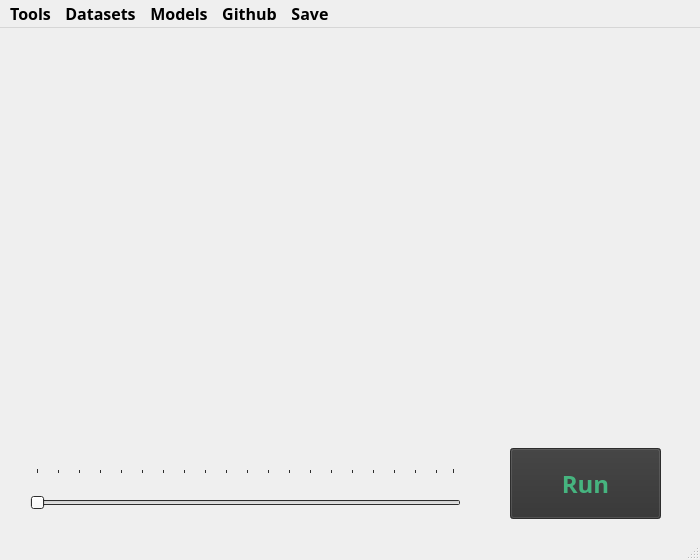
The window that Gui/form.ui (dirtishurt/Ai_For_All) describes before a commit, drawn with Qt 5.
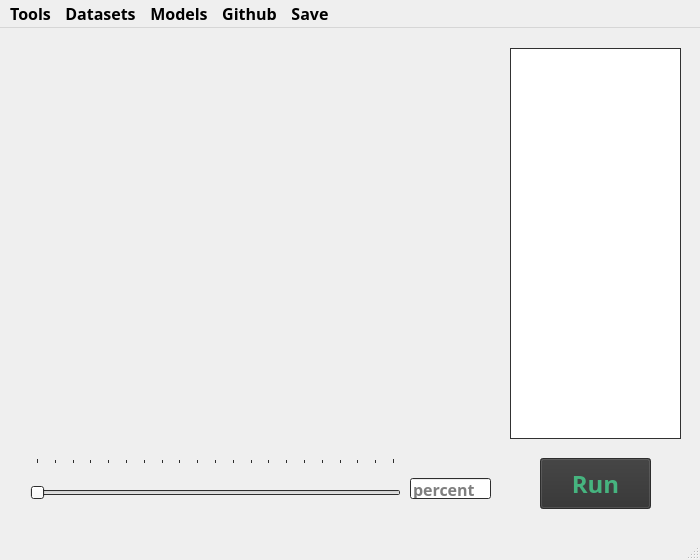
The same window after the commit. Custom widgets are drawn as their Qt base class.

Diff of the .ui file:
```diff
--- a/Gui/form.ui
+++ b/Gui/form.ui
@@ -107,10 +107,10 @@
    <widget class="QPushButton" name="pushButton">
     <property name="geometry">
      <rect>
-      <x>510</x>
-      <y>420</y>
-      <width>151</width>
-      <height>71</height>
+      <x>540</x>
+      <y>430</y>
+      <width>111</width>
+      <height>51</height>
      </rect>
     </property>
     <property name="palette">
@@ -191,6 +191,7 @@
       <family>Segoe UI Semibold</family>
       <pointsize>18</pointsize>
       <bold>true</bold>
+      <underline>false</underline>
       <kerning>true</kerning>
      </font>
     </property>
@@ -202,8 +203,8 @@
     <property name="geometry">
      <rect>
       <x>30</x>
-      <y>440</y>
-      <width>431</width>
+      <y>430</y>
+      <width>371</width>
       <height>61</height>
      </rect>
     </property>
@@ -216,6 +217,9 @@
       <kerning>true</kerning>
      </font>
     </property>
+    <property name="maximum">
+     <number>100</number>
+    </property>
     <property name="orientation">
      <enum>Qt::Orientation::Horizontal</enum>
     </property>
@@ -226,12 +230,38 @@
      <number>5</number>
     </property>
    </widget>
-   <widget class="QWidget" name="camera" native="true">
+   <widget class="QTextBrowser" name="detected_output">
     <property name="geometry">
      <rect>
-      <x>30</x>
-      <y>30</y>
-      <width>501</width>
+      <x>510</x>
+      <y>20</y>
+      <width>171</width>
+      <height>391</height>
+     </rect>
+    </property>
+   </widget>
+   <widget class="QLineEdit" name="lineEdit">
+    <property name="geometry">
+     <rect>
+      <x>410</x>
+      <y>450</y>
+      <width>81</width>
+      <height>21</height>
+     </rect>
+    </property>
+    <property name="placeholderText">
+     <string>percent</string>
+    </property>
+    <property name="clearButtonEnabled">
+     <bool>false</bool>
+    </property>
+   </widget>
+   <widget class="Camera" name="camer_output" native="true">
+    <property name="geometry">
+     <rect>
+      <x>20</x>
+      <y>20</y>
+      <width>461</width>
       <height>391</height>
      </rect>
     </property>
@@ -404,6 +434,14 @@
    </property>
   </action>
  </widget>
+ <customwidgets>
+  <customwidget>
+   <class>Camera</class>
+   <extends>QWidget</extends>
+   <header>Camera.h</header>
+   <container>1</container>
+  </customwidget>
+ </customwidgets>
  <resources/>
  <connections/>
 </ui>
```
Left out of the diff: 10 changed lines with no effect on the pictures.
